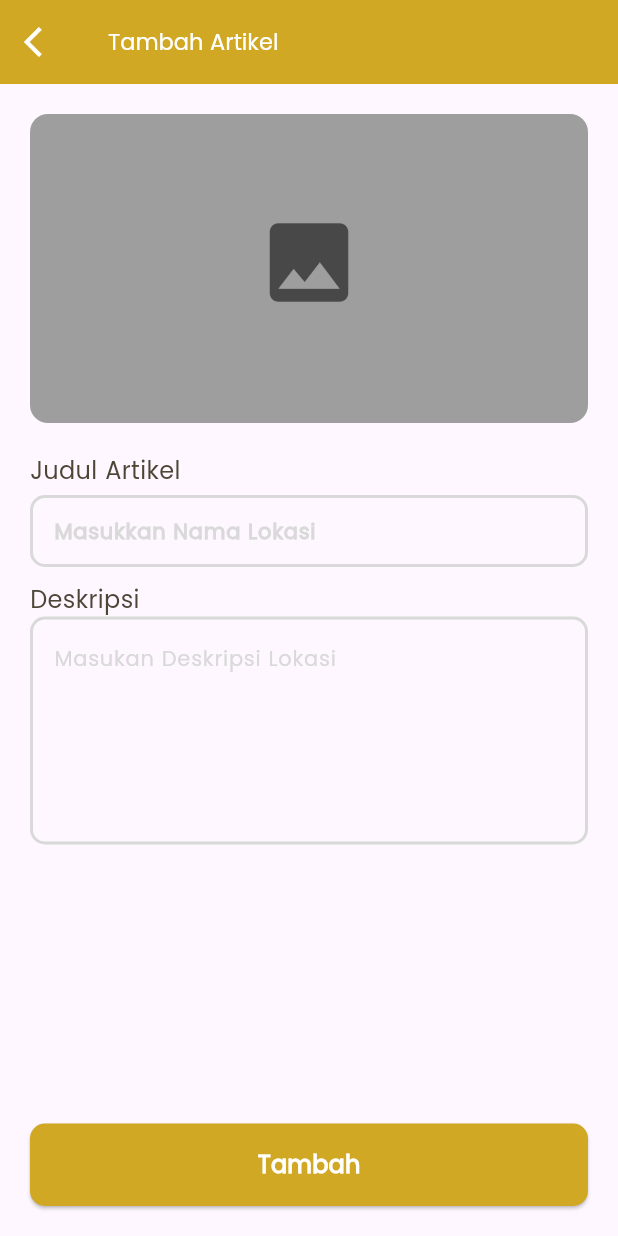
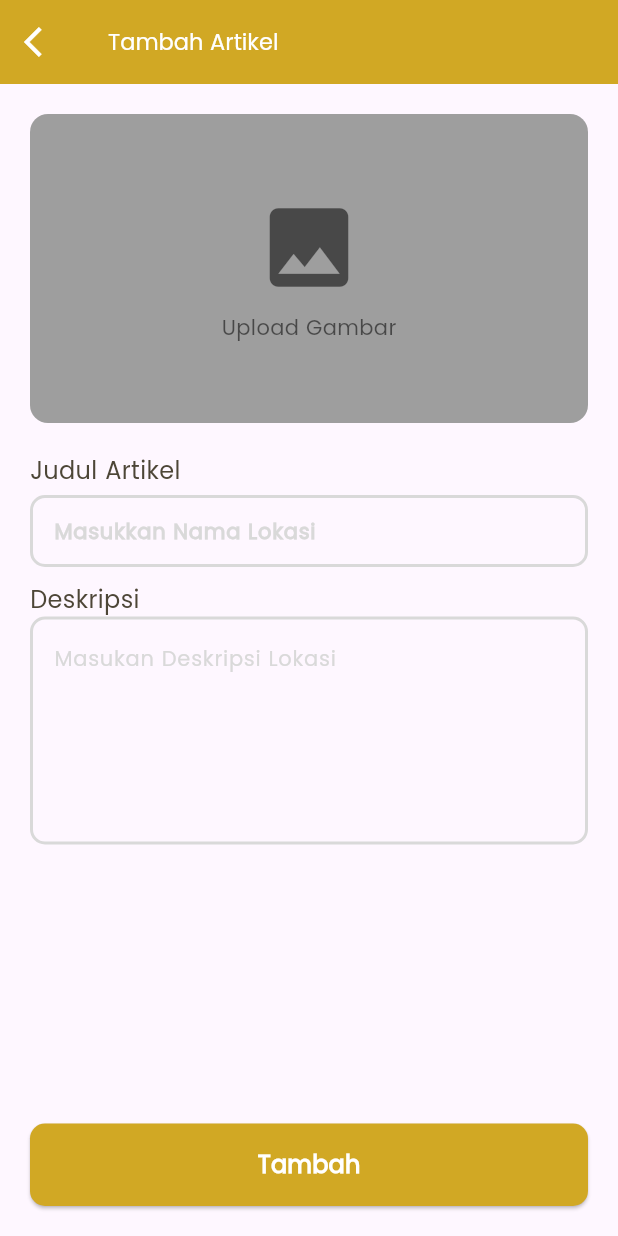
Before and after one commit to aureliazahra/uuk-sems3-finale, a Flutter app: the ArticleFormScreen screen opened directly, on a phone screen of 412 x 824 dp. Run offline on Flutter 3.47's test engine with Material 3 defaults, Android fonts, the phone set to English and light mode, and no system bars; our stand-ins replace image_picker, shared_preferences; accounts and stored records are empty.

Commit message:
revisi input gambar

```diff
--- a/lib/screen/auth/profile_screen.dart
+++ b/lib/screen/auth/profile_screen.dart
@@ -93,6 +93,7 @@ class ProfileScreen extends StatelessWidget {
                           ),
                         ),
                         //end buttron edit
+                        //nbutton logout
                         ElevatedButton(
                           onPressed: () async {
                             final message = await AuthController.logout(
@@ -123,7 +124,7 @@ class ProfileScreen extends StatelessWidget {
                             ],
                           ),
                         ),
-                        //nbutton logout
+
                         //end buttom logout
                       ],
                     ),
--- a/lib/widgets/grid_artikel_all.dart
+++ b/lib/widgets/grid_artikel_all.dart
@@ -8,7 +8,7 @@ class GridArtikelAll extends StatelessWidget {
 
   @override
   Widget build(BuildContext context) {
-    const basedUrl = 'https://api-pariwisata-rakryan.id';
+    const basedUrl = 'https://api-pariwisata.rakryan.id';
     return GridView.builder(
       shrinkWrap: true,
       physics: NeverScrollableScrollPhysics(),
--- a/lib/widgets/image_input.dart
+++ b/lib/widgets/image_input.dart
@@ -10,13 +10,21 @@ class UploadGambarBox extends StatelessWidget {
   @override
   Widget build(BuildContext context) {
     return GestureDetector(
-      onTap: () {},
+      onTap: onTap,
       child: Container(
         height: MediaQuery.of(context).size.width / 2,
         width: double.infinity,
         decoration: BoxDecoration(
           color: Colors.grey,
           borderRadius: BorderRadius.circular(12),
+          image: imagePath != null
+          ? DecorationImage(
+            image: FileImage(
+              File(imagePath!),
+              ),
+              fit: BoxFit.cover
+              )
+              : null,
         ),
         child: imagePath == null
             ? Column(
@@ -24,6 +32,14 @@ class UploadGambarBox extends StatelessWidget {
                 children: const [
                   Icon(Icons.image, size: 70, color: Colors.black54),
                   SizedBox(height: 8),
+                  Text(
+                    "Upload Gambar",
+                    style: TextStyle(
+                      color: Colors.black54,
+                      fontSize: 14,
+                      fontWeight: FontWeight.w500
+                    ),
+                  )
                 ],
               )
             : null,
```
